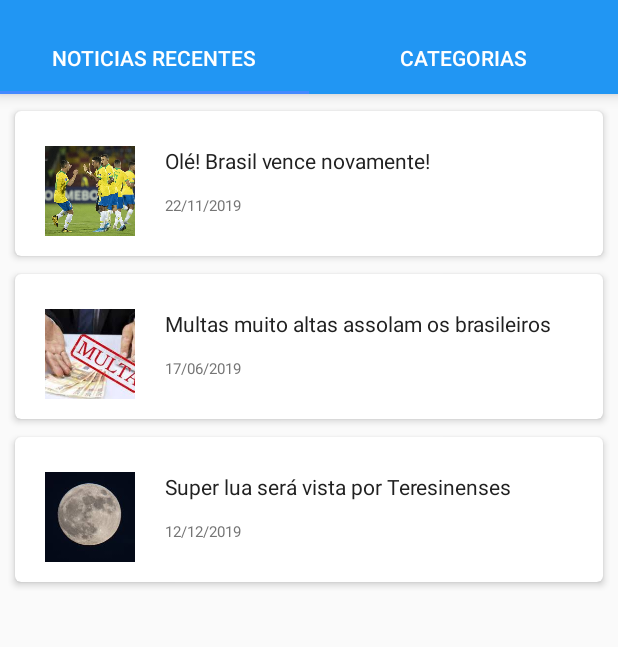
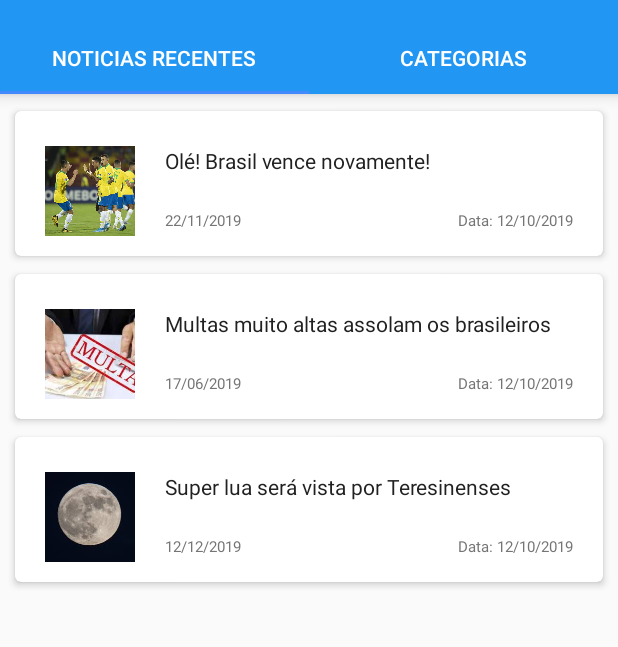
Before and after one commit to fabianodasilvalira/MiguelasNews, an Android app: the screen it shows after launch (MainActivity), on a phone screen of 412 x 824 dp, the part 62-709 px from its top. Run offline under Robolectric (Android 15) with nearby library versions, the phone set to English and light mode, and no system bars; libraries missing offline, so code that uses them is left out: com.ogaclejapan.smarttablayout.

Commit message:
alteracoes pagina detalhes noticias

```diff
--- a/app/src/main/java/com/fabianolira/appmiguelasnews/adapter/NoticiasAdapter.java
+++ b/app/src/main/java/com/fabianolira/appmiguelasnews/adapter/NoticiasAdapter.java
@@ -61,7 +61,7 @@ public class NoticiasAdapter extends RecyclerView.Adapter<NoticiasAdapter.MyView
 
             imagem = itemView.findViewById(R.id.imageNoticia);
             titulo = itemView.findViewById(R.id.textNoticiasRecentes);
-            data = itemView.findViewById(R.id.textDataNoticia);
+            data = itemView.findViewById(R.id.autorNoticia);
 
         }
     }
--- a/app/src/main/res/layout/activity_detalhes.xml
+++ b/app/src/main/res/layout/activity_detalhes.xml
@@ -70,7 +70,7 @@
 
                 <RelativeLayout
                     android:layout_width="match_parent"
-                    android:layout_height="match_parent"
+                    android:layout_height="28dp"
                     android:layout_margin="10dp"
                     android:layout_weight="1"
                     android:gravity="left">
@@ -79,9 +79,9 @@
                         android:id="@+id/imageView3"
                         android:layout_width="wrap_content"
                         android:layout_height="wrap_content"
+                        android:layout_marginLeft="3dp"
                         android:layout_marginTop="3dp"
                         android:layout_marginRight="10dp"
-                        android:layout_marginLeft="3dp"
                         app:srcCompat="@drawable/ic_autor_24dp"
                         tools:ignore="VectorDrawableCompat" />
 
@@ -93,7 +93,7 @@
                         android:layout_alignParentBottom="true"
                         android:layout_marginStart="27dp"
                         android:layout_marginLeft="27dp"
-                        android:layout_marginBottom="9dp"
+                        android:layout_marginBottom="6dp"
                         android:text="Autor: Fabiano Lira"
                         android:textSize="12sp" />
                 </RelativeLayout>
--- a/app/src/main/res/layout/adapter_noticias.xml
+++ b/app/src/main/res/layout/adapter_noticias.xml
@@ -50,21 +50,55 @@
                     android:layout_height="wrap_content"
                     android:layout_weight="1"
                     android:maxLines="2"
-                    android:text="As Noticias recentes aparecerão aqui."
+                    android:text="As Noticias recentes aparecerão aqui. testando quebra de linha do texto da notícia"
                     android:textColor="@color/textoPrimario"
                     android:textSize="14sp" />
 
+                <LinearLayout
+                    android:layout_width="match_parent"
+                    android:layout_height="wrap_content"
+                    android:orientation="horizontal">
+
+                    <LinearLayout
+                        android:layout_width="wrap_content"
+                        android:layout_height="match_parent"
+                        android:orientation="horizontal"
+                        android:gravity="left">
+
                         <TextView
-                    android:id="@+id/textDataNoticia"
-                    android:layout_width="wrap_content"
+                            android:id="@+id/autorNoticia"
+                            android:layout_width="match_parent"
                             android:layout_height="wrap_content"
                             android:layout_marginTop="3dp"
                             android:layout_marginBottom="3dp"
-                    android:layout_weight="1"
                             android:fadeScrollbars="false"
-                    android:text="Data: 12\10\2019"
+                            android:text="Autor: Fabiano da Silva Lira"
                             android:textColor="@color/textoSecundario"
                             android:textSize="10sp" />
+                    </LinearLayout>
+
+                    <LinearLayout
+                        android:layout_width="match_parent"
+                        android:layout_height="wrap_content"
+                        android:orientation="horizontal"
+                        >
+
+                        <TextView
+                            android:id="@+id/dataNoticia"
+                            android:layout_width="match_parent"
+                            android:layout_height="wrap_content"
+                            android:layout_marginLeft="15dp"
+                            android:layout_marginTop="3dp"
+                            android:layout_marginBottom="3dp"
+                            android:fadeScrollbars="false"
+                            android:gravity="right"
+                            android:text="Data: 12/10/2019"
+                            android:textColor="@color/textoSecundario"
+                            android:textSize="10sp" />
+                    </LinearLayout>
+
+                </LinearLayout>
+
             </LinearLayout>
         </LinearLayout>
     </androidx.cardview.widget.CardView>
```
Lines whose indentation alone changed are shown as unchanged.
